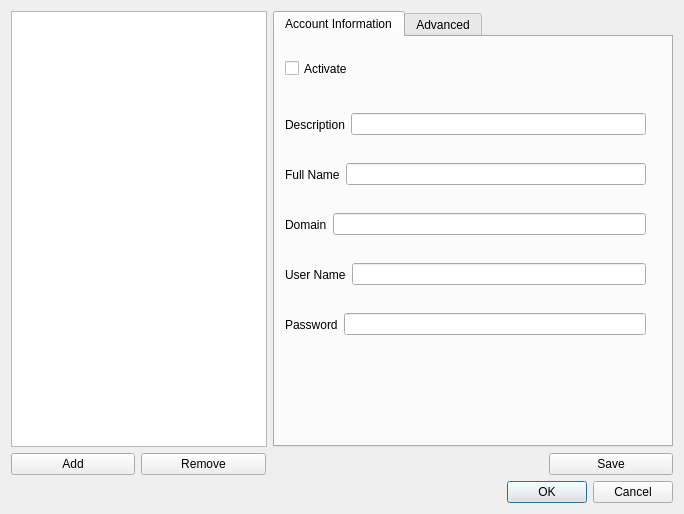
Before: the Qt Designer form src/ui/settings.ui in StefanYohansson/ktelephone, drawn with Qt 5.
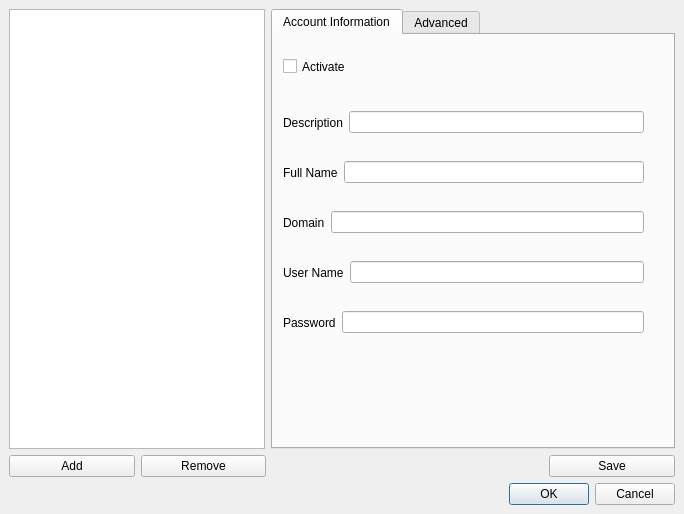
After: the same form once the commit is applied.

Commit message: fixed: make preferences a window on its own.

```diff
--- a/src/ui/settings.ui
+++ b/src/ui/settings.ui
@@ -1,7 +1,7 @@
 <?xml version="1.0" encoding="UTF-8"?>
 <ui version="4.0">
  <class>settings</class>
- <widget class="QDialog" name="settings">
+ <widget class="QMainWindow" name="settings">
   <property name="geometry">
    <rect>
     <x>0</x>
@@ -31,11 +31,18 @@
   <property name="windowTitle">
    <string>Settings</string>
   </property>
-  <property name="sizeGripEnabled">
-   <bool>false</bool>
-  </property>
-  <property name="modal">
-   <bool>true</bool>
+  <widget class="QWidget" name="centralWidget">
+   <property name="sizePolicy">
+    <sizepolicy hsizetype="Fixed" vsizetype="Fixed">
+     <horstretch>0</horstretch>
+     <verstretch>0</verstretch>
+    </sizepolicy>
+   </property>
+   <property name="maximumSize">
+    <size>
+     <width>684</width>
+     <height>514</height>
+    </size>
   </property>
   <layout class="QVBoxLayout" name="verticalLayout">
    <item>
@@ -244,6 +251,7 @@
     </widget>
    </item>
   </layout>
+  </widget>
  </widget>
  <resources/>
  <connections>
```
Lines whose indentation alone changed are shown as unchanged. The commit also changes 5 other files.
